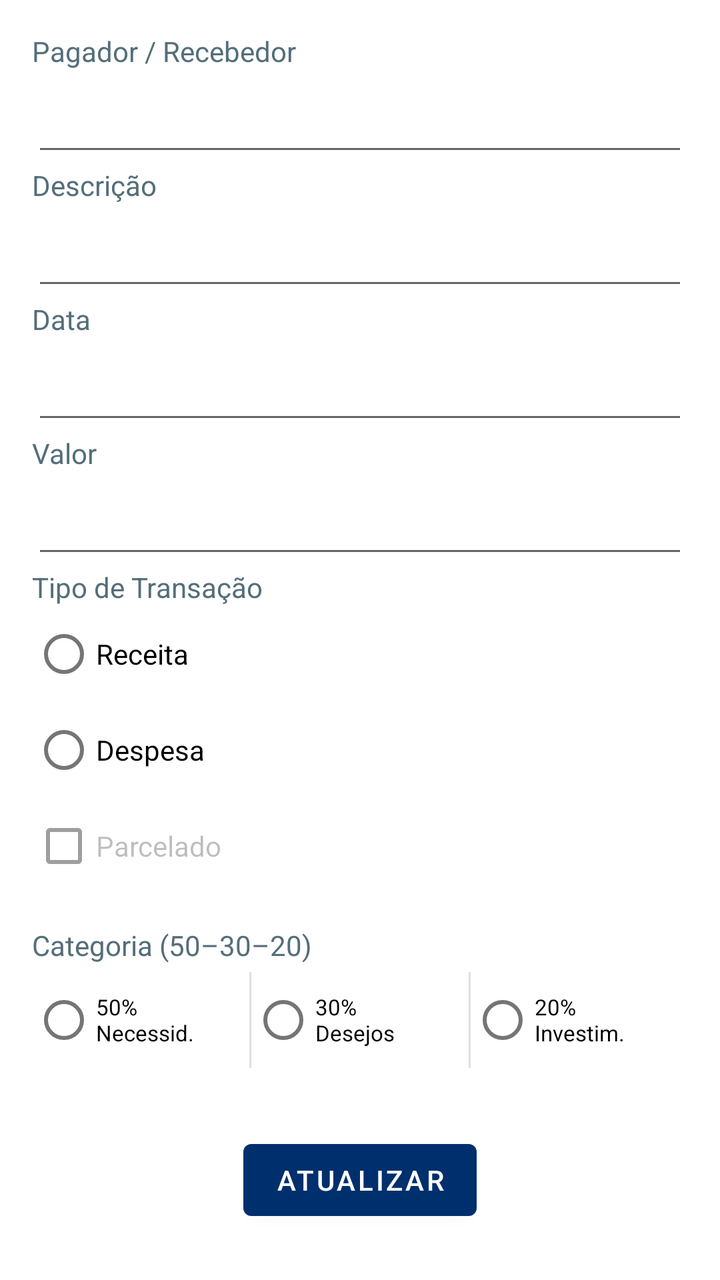
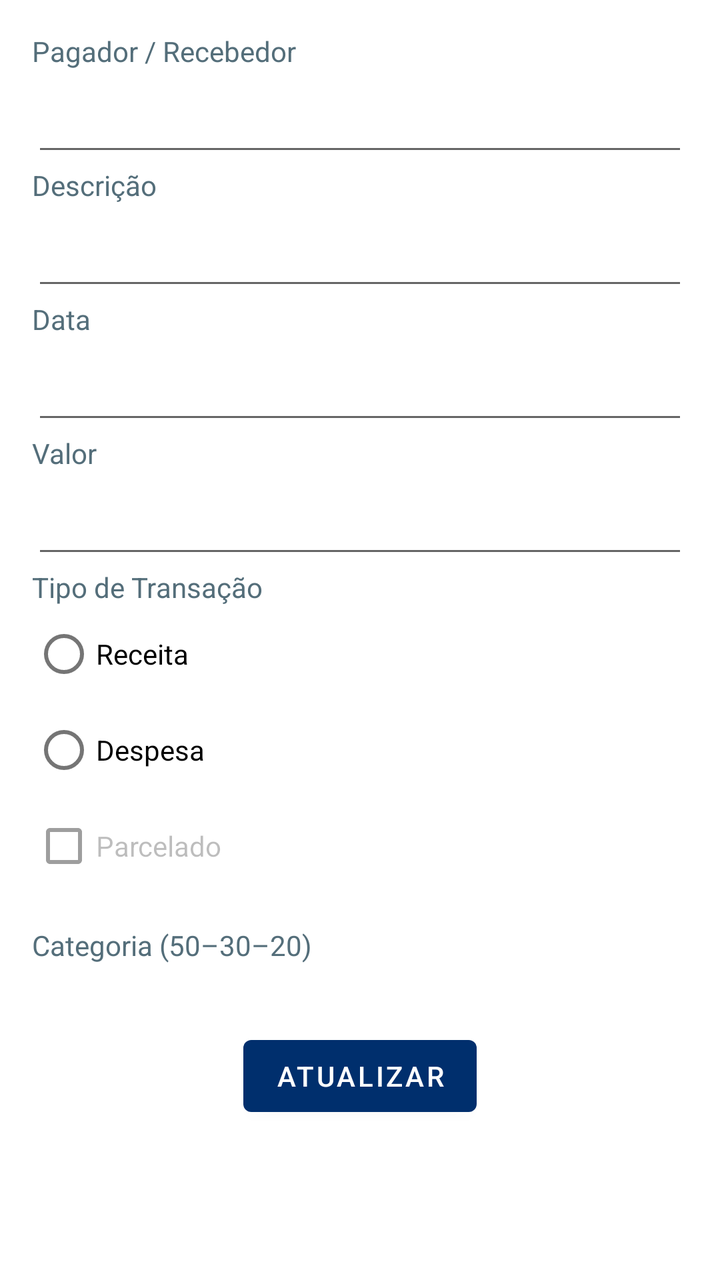

Screens rendered from an Android XML layout before and after an edit, with the pre-edit source and the edit as a unified diff.
<!-- AndroidManifest.xml: application theme Theme.CashFlow -->
<!-- res/layout/fragment_transaction_detail.xml -->
<?xml version="1.0" encoding="utf-8"?>
<androidx.constraintlayout.widget.ConstraintLayout xmlns:android="http://schemas.android.com/apk/res/android"
    xmlns:app="http://schemas.android.com/apk/res-auto"
    xmlns:tools="http://schemas.android.com/tools"
    android:layout_width="match_parent"
    android:layout_height="match_parent"
    android:padding="16dp"
    tools:context="meimaonamassa.cashflow.feature.transaction.detail.ui.TransactionDetailFragment">

    <TextView
        android:id="@+id/text_payer_payee"
        android:layout_width="0dp"
        android:layout_height="wrap_content"
        android:labelFor="@id/edit_payer_payee"
        android:text="@string/text_payer_payee"
        android:textColor="#546E7A"
        app:layout_constraintLeft_toLeftOf="parent"
        app:layout_constraintRight_toRightOf="parent"
        app:layout_constraintTop_toTopOf="parent" />

    <EditText
        android:id="@+id/edit_payer_payee"
        android:layout_width="0dp"
        android:layout_height="wrap_content"
        android:autofillHints="name"
        app:layout_constraintWidth_max="488dp"
        android:inputType="textPersonName"
        android:minHeight="48dp"
        app:layout_constraintLeft_toLeftOf="parent"
        app:layout_constraintRight_toRightOf="parent"
        app:layout_constraintTop_toBottomOf="@id/text_payer_payee" />

    <TextView
        android:id="@+id/text_description"
        android:layout_width="0dp"
        android:layout_height="wrap_content"
        android:labelFor="@id/edit_description"
        android:text="@string/text_description"
        android:textColor="#546E7A"
        app:layout_constraintWidth_max="488dp"
        app:layout_constraintLeft_toLeftOf="parent"
        app:layout_constraintRight_toRightOf="parent"
        app:layout_constraintTop_toBottomOf="@id/edit_payer_payee" />

    <EditText
        android:id="@+id/edit_description"
        android:layout_width="0dp"
        android:layout_height="wrap_content"
        android:importantForAutofill="no"
        android:inputType="text"
        app:layout_constraintWidth_max="488dp"
        android:minHeight="48dp"
        app:layout_constraintLeft_toLeftOf="parent"
        app:layout_constraintRight_toRightOf="parent"
        app:layout_constraintTop_toBottomOf="@id/text_description"
        tools:ignore="DuplicateSpeakableTextCheck" />

    <TextView
        android:id="@+id/text_date"
        android:layout_width="0dp"
        android:layout_height="wrap_content"
        android:labelFor="@id/edit_date"
        android:text="@string/text_date"
        android:textColor="#546E7A"
        app:layout_constraintLeft_toLeftOf="parent"
        app:layout_constraintRight_toRightOf="parent"
        app:layout_constraintTop_toBottomOf="@id/edit_description" />

    <EditText
        android:id="@+id/edit_date"
        android:layout_width="0dp"
        android:layout_height="wrap_content"
        android:importantForAutofill="no"
        android:inputType="date"
        android:maxLength="10"
        android:minHeight="48dp"
        app:layout_constraintWidth_max="488dp"
        app:layout_constraintLeft_toLeftOf="parent"
        app:layout_constraintRight_toRightOf="parent"
        app:layout_constraintTop_toBottomOf="@id/text_date"
        tools:ignore="DuplicateSpeakableTextCheck" />

    <TextView
        android:id="@+id/text_money"
        android:layout_width="0dp"
        android:layout_height="wrap_content"
        android:labelFor="@id/edit_money"
        android:text="@string/text_money"
        android:textColor="#546E7A"
        app:layout_constraintLeft_toLeftOf="parent"
        app:layout_constraintRight_toRightOf="parent"
        app:layout_constraintTop_toBottomOf="@id/edit_date" />

    <EditText
        android:id="@+id/edit_money"
        android:layout_width="0dp"
        android:layout_height="wrap_content"
        android:clickable="false"
        android:importantForAutofill="no"
        android:inputType="number"
        android:maxLength="19"
        android:minHeight="48dp"
        app:layout_constraintWidth_max="488dp"
        app:layout_constraintLeft_toLeftOf="parent"
        app:layout_constraintRight_toRightOf="parent"
        app:layout_constraintTop_toBottomOf="@id/text_money" />

    <TextView
        android:id="@+id/text_transaction_type"
        android:layout_width="0dp"
        android:layout_height="wrap_content"
        android:text="@string/text_transaction_type"
        android:textColor="#546E7A"
        app:layout_constraintLeft_toLeftOf="parent"
        app:layout_constraintRight_toRightOf="parent"
        app:layout_constraintTop_toBottomOf="@id/edit_money" />

    <RadioGroup
        android:id="@+id/group_radio_transaction_type"
        android:layout_width="0dp"
        android:layout_height="wrap_content"
        app:layout_constraintLeft_toLeftOf="parent"
        app:layout_constraintRight_toRightOf="parent"
        app:layout_constraintTop_toBottomOf="@id/text_transaction_type">

        <RadioButton
            android:id="@+id/radio_income"
            android:layout_width="wrap_content"
            android:layout_height="wrap_content"
            android:minHeight="48dp"
            android:text="@string/radio_income" />

        <RadioButton
            android:id="@+id/radio_expense"
            android:layout_width="wrap_content"
            android:layout_height="wrap_content"
            android:minHeight="48dp"
            android:text="@string/radio_expense" />
    </RadioGroup>

    <CheckBox
        android:id="@+id/check_installment"
        android:layout_width="wrap_content"
        android:layout_height="wrap_content"
        android:enabled="false"
        android:text="@string/check_installment"
        app:layout_constraintLeft_toLeftOf="parent"
        app:layout_constraintTop_toBottomOf="@id/group_radio_transaction_type" />

    <LinearLayout
        android:id="@+id/layout_installments"
        android:layout_width="0dp"
        android:layout_height="wrap_content"
        android:layout_marginStart="16dp"
        android:orientation="horizontal"
        android:visibility="gone"
        app:layout_constraintBottom_toBottomOf="@id/check_installment"
        app:layout_constraintLeft_toRightOf="@id/check_installment"
        app:layout_constraintRight_toRightOf="parent"
        app:layout_constraintTop_toTopOf="@id/check_installment">

        <EditText
            android:id="@+id/edit_installment_current"
            android:layout_width="0dp"
            android:layout_height="wrap_content"
            android:layout_weight="1"
            android:autofillHints="phone"
            android:hint="@string/edit_installment_current"
            android:inputType="number" />

        <TextView
            android:id="@+id/text_installment_slash"
            android:layout_width="wrap_content"
            android:layout_height="wrap_content"
            android:paddingHorizontal="4dp"
            android:text="@string/text_installment_slash"
            android:textSize="18sp" />

        <EditText
            android:id="@+id/edit_installment_final"
            android:layout_width="0dp"
            android:layout_height="wrap_content"
            android:layout_weight="1"
            android:autofillHints="phone"
            android:hint="@string/edit_installment_final"
            android:inputType="number" />

    </LinearLayout>

    <TextView
        android:id="@+id/text_category"
        android:layout_width="match_parent"
        android:layout_height="wrap_content"
        android:layout_marginTop="16dp"
        android:text="@string/text_category"
        android:textColor="#546E7A"
        app:layout_constraintTop_toBottomOf="@id/check_installment" />

    <RadioGroup
        android:id="@+id/group_category"
        android:layout_width="0dp"
        android:layout_height="wrap_content"
        android:layout_marginTop="4dp"
        android:divider="?android:attr/dividerVertical"
        android:orientation="horizontal"
        android:showDividers="middle"
        app:layout_constraintEnd_toEndOf="parent"
        app:layout_constraintStart_toStartOf="parent"
        app:layout_constraintTop_toBottomOf="@id/text_category"
        app:layout_constraintWidth_max="488dp">

        <RadioButton
            android:id="@+id/radio_needs"
            android:layout_width="0dp"
            android:layout_height="wrap_content"
            android:layout_weight="1"
            android:gravity="center_vertical"
            android:text="@string/need_category_radio"
            android:textSize="11sp" />

        <RadioButton
            android:id="@+id/radio_wants"
            android:layout_width="0dp"
            android:layout_height="wrap_content"
            android:layout_weight="1"
            android:gravity="center_vertical"
            android:text="@string/wants_category_radio"
            android:textSize="11sp" />

        <RadioButton
            android:id="@+id/radio_investments"
            android:layout_width="0dp"
            android:layout_height="wrap_content"
            android:layout_weight="1"
            android:gravity="center_vertical"
            android:text="@string/investments_category_radio"
            android:textSize="11sp" />
    </RadioGroup>

    <Button
        android:id="@+id/button_update"
        android:layout_width="wrap_content"
        android:layout_height="wrap_content"
        android:layout_marginTop="32dp"
        android:text="@string/button_update"
        app:layout_constraintLeft_toLeftOf="parent"
        app:layout_constraintRight_toRightOf="parent"
        app:layout_constraintTop_toBottomOf="@id/group_category" />

</androidx.constraintlayout.widget.ConstraintLayout>
<!-- resources referenced by this layout -->
<resources>
  <string name="button_update">Atualizar</string>
  <string name="check_installment">Parcelado</string>
  <string name="edit_installment_current">Atual</string>
  <string name="edit_installment_final">Final</string>
  <string name="investments_category_radio">20%\nInvestim.</string>
  <string name="need_category_radio">50%\nNecessid.</string>
  <string name="radio_expense">Despesa</string>
  <string name="radio_income">Receita</string>
  <string name="text_category">Categoria (50–30–20)</string>
  <string name="text_date">Data</string>
  <string name="text_description">Descrição</string>
  <string name="text_installment_slash">" / "</string>
  <string name="text_money">Valor</string>
  <string name="text_payer_payee">Pagador / Recebedor</string>
  <string name="text_transaction_type">Tipo de Transação</string>
  <string name="wants_category_radio">30%\nDesejos</string>
  <style name="Theme.CashFlow" parent="Theme.MaterialComponents.Light.NoActionBar">
          
          <item name="colorPrimary">@color/colorPrimary</item>
          <item name="colorOnPrimary">@color/white</item>
          
          <item name="colorSecondary">?attr/colorPrimary</item>
          <item name="colorOnSecondary">?attr/colorOnPrimary</item>
          
          <item name="android:statusBarColor">@color/statusBarColor</item>
          
          <item name="android:navigationBarColor">@color/black</item>
          
          <item name="android:windowLightStatusBar">false</item>
      </style>
  <color name="colorPrimary">#002F6D</color>
  <color name="white">#FFFFFFFF</color>
  <color name="statusBarColor">#001A3D</color>
  <color name="black">#FF000000</color>
</resources>

<!-- the commit's change to res/layout/fragment_transaction_detail.xml (unified diff, before → after) -->
@@ -23,12 +23,12 @@
         android:layout_width="0dp"
         android:layout_height="wrap_content"
         android:autofillHints="name"
-        app:layout_constraintWidth_max="488dp"
         android:inputType="textPersonName"
         android:minHeight="48dp"
         app:layout_constraintLeft_toLeftOf="parent"
         app:layout_constraintRight_toRightOf="parent"
-        app:layout_constraintTop_toBottomOf="@id/text_payer_payee" />
+        app:layout_constraintTop_toBottomOf="@id/text_payer_payee"
+        app:layout_constraintWidth_max="488dp" />
 
     <TextView
         android:id="@+id/text_description"
@@ -37,10 +37,10 @@
         android:labelFor="@id/edit_description"
         android:text="@string/text_description"
         android:textColor="#546E7A"
-        app:layout_constraintWidth_max="488dp"
-        app:layout_constraintLeft_toLeftOf="parent"
-        app:layout_constraintRight_toRightOf="parent"
-        app:layout_constraintTop_toBottomOf="@id/edit_payer_payee" />
+        app:layout_constraintLeft_toLeftOf="parent"
+        app:layout_constraintRight_toRightOf="parent"
+        app:layout_constraintTop_toBottomOf="@id/edit_payer_payee"
+        app:layout_constraintWidth_max="488dp" />
 
     <EditText
         android:id="@+id/edit_description"
@@ -48,12 +48,11 @@
         android:layout_height="wrap_content"
         android:importantForAutofill="no"
         android:inputType="text"
-        app:layout_constraintWidth_max="488dp"
         android:minHeight="48dp"
         app:layout_constraintLeft_toLeftOf="parent"
         app:layout_constraintRight_toRightOf="parent"
         app:layout_constraintTop_toBottomOf="@id/text_description"
-        tools:ignore="DuplicateSpeakableTextCheck" />
+        app:layout_constraintWidth_max="488dp" />
 
     <TextView
         android:id="@+id/text_date"
@@ -74,11 +73,10 @@
         android:inputType="date"
         android:maxLength="10"
         android:minHeight="48dp"
-        app:layout_constraintWidth_max="488dp"
         app:layout_constraintLeft_toLeftOf="parent"
         app:layout_constraintRight_toRightOf="parent"
         app:layout_constraintTop_toBottomOf="@id/text_date"
-        tools:ignore="DuplicateSpeakableTextCheck" />
+        app:layout_constraintWidth_max="488dp" />
 
     <TextView
         android:id="@+id/text_money"
@@ -100,10 +98,10 @@
         android:inputType="number"
         android:maxLength="19"
         android:minHeight="48dp"
-        app:layout_constraintWidth_max="488dp"
-        app:layout_constraintLeft_toLeftOf="parent"
-        app:layout_constraintRight_toRightOf="parent"
-        app:layout_constraintTop_toBottomOf="@id/text_money" />
+        app:layout_constraintLeft_toLeftOf="parent"
+        app:layout_constraintRight_toRightOf="parent"
+        app:layout_constraintTop_toBottomOf="@id/text_money"
+        app:layout_constraintWidth_max="488dp" />
 
     <TextView
         android:id="@+id/text_transaction_type"
@@ -157,7 +155,9 @@
         app:layout_constraintBottom_toBottomOf="@id/check_installment"
         app:layout_constraintLeft_toRightOf="@id/check_installment"
         app:layout_constraintRight_toRightOf="parent"
-        app:layout_constraintTop_toTopOf="@id/check_installment">
+        app:layout_constraintTop_toTopOf="@id/check_installment"
+        app:layout_constraintWidth_max="488dp"
+        tools:visibility="visible">
 
         <EditText
             android:id="@+id/edit_installment_current"
@@ -166,7 +166,8 @@
             android:layout_weight="1"
             android:autofillHints="phone"
             android:hint="@string/edit_installment_current"
-            android:inputType="number" />
+            android:inputType="number"
+            android:minHeight="48dp" />
 
         <TextView
             android:id="@+id/text_installment_slash"
@@ -183,7 +184,8 @@
             android:layout_weight="1"
             android:autofillHints="phone"
             android:hint="@string/edit_installment_final"
-            android:inputType="number" />
+            android:inputType="number"
+            android:minHeight="48dp" />
 
     </LinearLayout>
 
@@ -204,10 +206,12 @@
         android:divider="?android:attr/dividerVertical"
         android:orientation="horizontal"
         android:showDividers="middle"
+        android:visibility="gone"
         app:layout_constraintEnd_toEndOf="parent"
         app:layout_constraintStart_toStartOf="parent"
         app:layout_constraintTop_toBottomOf="@id/text_category"
-        app:layout_constraintWidth_max="488dp">
+        app:layout_constraintWidth_max="488dp"
+        tools:visibility="visible">
 
         <RadioButton
             android:id="@+id/radio_needs"
